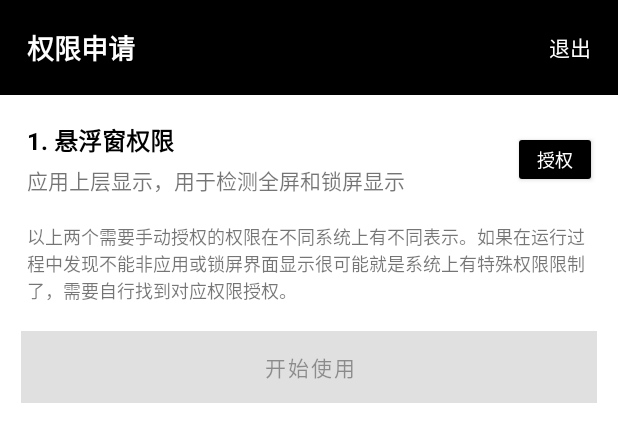
After one commit to RyensX/ChargingWorkshop, an Android app: the layout permission_bottom_sheet_fragment_layout.xml on its own in the app's theme, with its tools: preview values and no code run, on a phone screen of 412 x 824 dp. The commit adds this screen. Shown: the top 442 px of the screen. Run offline under Robolectric (Android 15) with nearby library versions, the phone set to English and light mode, and no system bars.

Commit message:
[新增]权限申请弹窗

```diff
--- /dev/null
+++ b/app/src/main/res/layout/permission_bottom_sheet_fragment_layout.xml
@@ -0,0 +1,108 @@
+<?xml version="1.0" encoding="utf-8"?>
+<LinearLayout xmlns:android="http://schemas.android.com/apk/res/android"
+    xmlns:app="http://schemas.android.com/apk/res-auto"
+    android:layout_width="match_parent"
+    android:layout_height="wrap_content"
+    android:orientation="vertical">
+
+    <RelativeLayout
+        android:layout_width="match_parent"
+        android:layout_height="wrap_content"
+        android:background="@color/black"
+        android:padding="18dp">
+
+        <TextView
+            android:id="@+id/per_hit"
+            android:layout_width="wrap_content"
+            android:layout_height="wrap_content"
+            android:text="权限申请"
+            android:textColor="@color/white"
+            android:textSize="18sp"
+            android:textStyle="bold" />
+
+        <TextView
+            android:id="@+id/per_exit"
+            android:layout_width="wrap_content"
+            android:layout_height="wrap_content"
+            android:layout_alignParentRight="true"
+            android:layout_centerVertical="true"
+            android:text="退出"
+            android:textColor="@color/white" />
+    </RelativeLayout>
+
+
+    <androidx.constraintlayout.widget.ConstraintLayout
+        android:layout_width="match_parent"
+        android:layout_height="wrap_content"
+        android:layout_marginLeft="18dp"
+        android:layout_marginTop="18dp"
+        android:layout_marginRight="14dp"
+        android:layout_marginBottom="18dp">
+
+        <TextView
+            android:id="@+id/per_window_title"
+            android:layout_width="wrap_content"
+            android:layout_height="wrap_content"
+            android:text="1. 悬浮窗权限"
+            android:textColor="@color/black"
+            android:textSize="16sp"
+            android:textStyle="bold"
+            app:layout_constraintBottom_toTopOf="@id/per_window_desc"
+            app:layout_constraintLeft_toLeftOf="parent"
+            app:layout_constraintTop_toTopOf="parent" />
+
+        <TextView
+            android:id="@+id/per_window_desc"
+            android:layout_width="wrap_content"
+            android:layout_height="wrap_content"
+            android:layout_marginTop="4dp"
+            android:text="应用上层显示，用于检测全屏和锁屏显示"
+            app:layout_constraintBottom_toBottomOf="parent"
+            app:layout_constraintLeft_toLeftOf="@id/per_window_title"
+            app:layout_constraintTop_toBottomOf="@id/per_window_title" />
+
+        <Button
+            android:id="@+id/per_window_req"
+            style="@android:style/Widget.DeviceDefault.Button.Small"
+            android:layout_width="wrap_content"
+            android:layout_height="wrap_content"
+            android:minWidth="0dp"
+            android:minHeight="0dp"
+            android:text="授权"
+            android:textSize="12sp"
+            app:layout_constraintBottom_toBottomOf="parent"
+            app:layout_constraintRight_toRightOf="parent"
+            app:layout_constraintTop_toTopOf="parent" />
+
+    </androidx.constraintlayout.widget.ConstraintLayout>
+
+    <LinearLayout
+        android:id="@+id/per_pers"
+        android:layout_width="match_parent"
+        android:layout_height="wrap_content"
+        android:orientation="vertical"
+        android:paddingLeft="18dp"
+        android:paddingRight="14dp" />
+
+    <TextView
+        android:layout_width="match_parent"
+        android:layout_height="wrap_content"
+        android:layout_marginLeft="18dp"
+        android:layout_marginRight="18dp"
+        android:layout_marginBottom="18dp"
+        android:text="@string/per_desc"
+        android:textSize="12sp" />
+
+    <Button
+        android:id="@+id/per_start_use"
+        android:layout_width="match_parent"
+        android:layout_height="wrap_content"
+        android:layout_marginLeft="14dp"
+        android:layout_marginRight="14dp"
+        android:layout_marginBottom="14dp"
+        android:background="@color/teal_200"
+        android:backgroundTint="@color/teal_200"
+        android:enabled="false"
+        android:text="@string/start_use_text" />
+
+</LinearLayout>
--- a/app/src/main/res/values/strings.xml
+++ b/app/src/main/res/values/strings.xml
@@ -14,6 +14,7 @@
 
     <string name="audio_flags">audio_flags</string>
     <string name="b_video_url">https://www.bilibili.com/video/BV1iA41157NL</string>
+    <string name="start_use_text">开始使用</string>
 
     <string name="audio_setting_help">
         目前音频支持在五种状态下播放\n
@@ -28,4 +29,7 @@
         2.一个音频支持设置多个Flag，一个状态存在多个音频则随机抽取一个播放。\n
         3.当已有Flag时重复设置则清除该Flag\n
     </string>
+    <string name="per_desc">
+        以上两个需要手动授权的权限在不同系统上有不同表示。如果在运行过程中发现不能非应用或锁屏界面显示很可能就是系统上有特殊权限限制了，需要自行找到对应权限授权。
+    </string>
 </resources>
```
Also changed, not shown: app/src/main/java/com/su/sharkmanfunc/MainActivity.kt (+2 -7 lines), app/src/main/java/com/su/sharkmanfunc/PermissionBottomSheetFragment.kt (added, +118 -0 lines), app/src/main/java/com/su/sharkmanfunc/PermissionUtils.kt (added, +31 -0 lines), app/src/main/res/layout/permission_item_layout.xml (added, +42 -0 lines).
